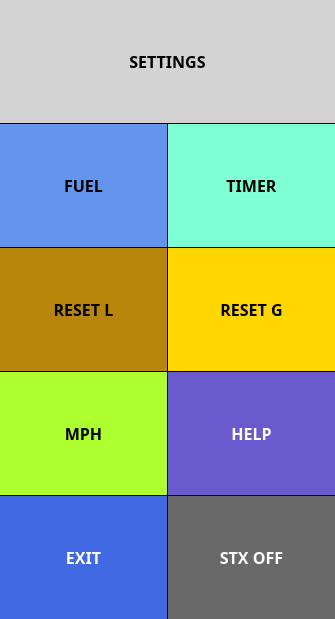
UnexplodedMinds/Stratofier, file ui/MenuDialog.ui: the form before one commit.
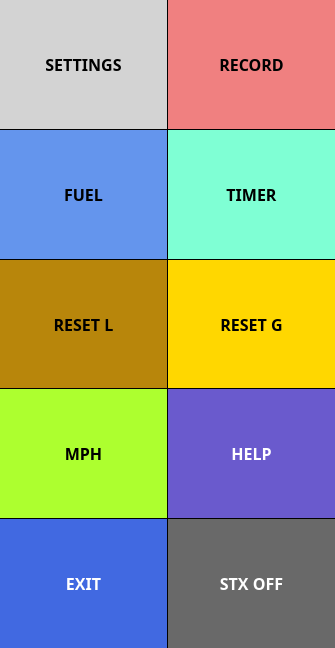
The form after the commit.

Commit message: UI improvements and darken background for dialogs.

```diff
--- a/ui/MenuDialog.ui
+++ b/ui/MenuDialog.ui
@@ -7,7 +7,7 @@
     <x>0</x>
     <y>0</y>
     <width>335</width>
-    <height>619</height>
+    <height>648</height>
    </rect>
   </property>
   <property name="sizePolicy">
@@ -124,49 +124,7 @@
    <property name="spacing">
     <number>1</number>
    </property>
-   <item row="15" column="1">
-    <widget class="QPushButton" name="m_pExitStratofierButton">
-     <property name="sizePolicy">
-      <sizepolicy hsizetype="MinimumExpanding" vsizetype="MinimumExpanding">
-       <horstretch>0</horstretch>
-       <verstretch>0</verstretch>
-      </sizepolicy>
-     </property>
-     <property name="font">
-      <font>
-       <family>Droid Sans</family>
-       <pointsize>12</pointsize>
-       <weight>75</weight>
-       <bold>true</bold>
-      </font>
-     </property>
-     <property name="autoFillBackground">
-      <bool>false</bool>
-     </property>
-     <property name="styleSheet">
-      <string notr="true">QPushButton
-{
-	border: none;
-	background-color: RoyalBlue;
-	color: white;
-}
-QPushButton::pressed
-{
-	border: none;
-	background-color: CornflowerBlue;
-	color: black;
-}
-</string>
-     </property>
-     <property name="text">
-      <string>EXIT</string>
-     </property>
-     <property name="autoDefault">
-      <bool>false</bool>
-     </property>
-    </widget>
-   </item>
-   <item row="2" column="1">
+   <item row="3" column="1">
     <widget class="QPushButton" name="m_pFuelButton">
      <property name="sizePolicy">
       <sizepolicy hsizetype="MinimumExpanding" vsizetype="MinimumExpanding">
@@ -208,8 +166,8 @@
      </property>
     </widget>
    </item>
-   <item row="2" column="2">
-    <widget class="QPushButton" name="m_pTimerButton">
+   <item row="4" column="1">
+    <widget class="QPushButton" name="m_pResetLevelButton">
      <property name="sizePolicy">
       <sizepolicy hsizetype="MinimumExpanding" vsizetype="MinimumExpanding">
        <horstretch>0</horstretch>
@@ -232,7 +190,7 @@
 {
 	border: none;
 	color: black;
-	background-color: Aquamarine;
+	background-color: DarkGoldenrod;
 }
 QPushButton::pressed
 {
@@ -243,14 +201,14 @@
 </string>
      </property>
      <property name="text">
-      <string>TIMER</string>
+      <string>RESET L</string>
      </property>
      <property name="autoDefault">
       <bool>false</bool>
      </property>
     </widget>
    </item>
-   <item row="6" column="1">
+   <item row="7" column="1">
     <widget class="QPushButton" name="m_pUnitsAirspeedButton">
      <property name="sizePolicy">
       <sizepolicy hsizetype="MinimumExpanding" vsizetype="MinimumExpanding">
@@ -289,76 +247,7 @@
      </property>
     </widget>
    </item>
-   <item row="3" column="1">
-    <widget class="QPushButton" name="m_pResetLevelButton">
-     <property name="sizePolicy">
-      <sizepolicy hsizetype="MinimumExpanding" vsizetype="MinimumExpanding">
-       <horstretch>0</horstretch>
-       <verstretch>0</verstretch>
-      </sizepolicy>
-     </property>
-     <property name="font">
-      <font>
-       <family>Droid Sans</family>
-       <pointsize>12</pointsize>
-       <weight>75</weight>
-       <bold>true</bold>
-      </font>
-     </property>
-     <property name="autoFillBackground">
-      <bool>false</bool>
-     </property>
-     <property name="styleSheet">
-      <string notr="true">QPushButton
-{
-	border: none;
-	color: black;
-	background-color: DarkGoldenrod;
-}
-QPushButton::pressed
-{
-	border: none;
-	color: black;
-	background-color: LightGray;
-}
-</string>
-     </property>
-     <property name="text">
-      <string>RESET L</string>
-     </property>
-     <property name="autoDefault">
-      <bool>false</bool>
-     </property>
-    </widget>
-   </item>
-   <item row="15" column="2">
-    <widget class="QPushButton" name="m_pExitButton">
-     <property name="sizePolicy">
-      <sizepolicy hsizetype="MinimumExpanding" vsizetype="MinimumExpanding">
-       <horstretch>0</horstretch>
-       <verstretch>0</verstretch>
-      </sizepolicy>
-     </property>
-     <property name="font">
-      <font>
-       <family>Droid Sans</family>
-       <pointsize>12</pointsize>
-       <weight>75</weight>
-       <bold>true</bold>
-      </font>
-     </property>
-     <property name="autoFillBackground">
-      <bool>false</bool>
-     </property>
-     <property name="text">
-      <string>STX OFF</string>
-     </property>
-     <property name="autoDefault">
-      <bool>false</bool>
-     </property>
-    </widget>
-   </item>
-   <item row="3" column="2">
+   <item row="4" column="2">
     <widget class="QPushButton" name="m_pResetGMeterButton">
      <property name="sizePolicy">
       <sizepolicy hsizetype="MinimumExpanding" vsizetype="MinimumExpanding">
@@ -400,7 +289,76 @@
      </property>
     </widget>
    </item>
-   <item row="6" column="2">
+   <item row="16" column="1">
+    <widget class="QPushButton" name="m_pExitStratofierButton">
+     <property name="sizePolicy">
+      <sizepolicy hsizetype="MinimumExpanding" vsizetype="MinimumExpanding">
+       <horstretch>0</horstretch>
+       <verstretch>0</verstretch>
+      </sizepolicy>
+     </property>
+     <property name="font">
+      <font>
+       <family>Droid Sans</family>
+       <pointsize>12</pointsize>
+       <weight>75</weight>
+       <bold>true</bold>
+      </font>
+     </property>
+     <property name="autoFillBackground">
+      <bool>false</bool>
+     </property>
+     <property name="styleSheet">
+      <string notr="true">QPushButton
+{
+	border: none;
+	background-color: RoyalBlue;
+	color: white;
+}
+QPushButton::pressed
+{
+	border: none;
+	background-color: CornflowerBlue;
+	color: black;
+}
+</string>
+     </property>
+     <property name="text">
+      <string>EXIT</string>
+     </property>
+     <property name="autoDefault">
+      <bool>false</bool>
+     </property>
+    </widget>
+   </item>
+   <item row="16" column="2">
+    <widget class="QPushButton" name="m_pExitButton">
+     <property name="sizePolicy">
+      <sizepolicy hsizetype="MinimumExpanding" vsizetype="MinimumExpanding">
+       <horstretch>0</horstretch>
+       <verstretch>0</verstretch>
+      </sizepolicy>
+     </property>
+     <property name="font">
+      <font>
+       <family>Droid Sans</family>
+       <pointsize>12</pointsize>
+       <weight>75</weight>
+       <bold>true</bold>
+      </font>
+     </property>
+     <property name="autoFillBackground">
+      <bool>false</bool>
+     </property>
+     <property name="text">
+      <string>STX OFF</string>
+     </property>
+     <property name="autoDefault">
+      <bool>false</bool>
+     </property>
+    </widget>
+   </item>
+   <item row="7" column="2">
     <widget class="QPushButton" name="m_pHelpButton">
      <property name="sizePolicy">
       <sizepolicy hsizetype="MinimumExpanding" vsizetype="MinimumExpanding">
@@ -442,7 +400,97 @@
      </property>
     </widget>
    </item>
-   <item row="1" column="1" colspan="2">
+   <item row="3" column="2">
+    <widget class="QPushButton" name="m_pTimerButton">
+     <property name="sizePolicy">
+      <sizepolicy hsizetype="MinimumExpanding" vsizetype="MinimumExpanding">
+       <horstretch>0</horstretch>
+       <verstretch>0</verstretch>
+      </sizepolicy>
+     </property>
+     <property name="font">
+      <font>
+       <family>Droid Sans</family>
+       <pointsize>12</pointsize>
+       <weight>75</weight>
+       <bold>true</bold>
+      </font>
+     </property>
+     <property name="autoFillBackground">
+      <bool>false</bool>
+     </property>
+     <property name="styleSheet">
+      <string notr="true">QPushButton
+{
+	border: none;
+	color: black;
+	background-color: Aquamarine;
+}
+QPushButton::pressed
+{
+	border: none;
+	color: black;
+	background-color: CadetBlue;
+}
+</string>
+     </property>
+     <property name="text">
+      <string>TIMER</string>
+     </property>
+     <property name="autoDefault">
+      <bool>false</bool>
+     </property>
+    </widget>
+   </item>
+   <item row="2" column="2">
+    <widget class="QPushButton" name="m_pRecFlightButton">
+     <property name="sizePolicy">
+      <sizepolicy hsizetype="MinimumExpanding" vsizetype="MinimumExpanding">
+       <horstretch>0</horstretch>
+       <verstretch>0</verstretch>
+      </sizepolicy>
+     </property>
+     <property name="font">
+      <font>
+       <family>Droid Sans</family>
+       <pointsize>12</pointsize>
+       <weight>75</weight>
+       <bold>true</bold>
+      </font>
+     </property>
+     <property name="autoFillBackground">
+      <bool>false</bool>
+     </property>
+     <property name="styleSheet">
+      <string notr="true">QPushButton
+{
+	border: none;
+	color: black;
+	background-color: LightCoral;
+}
+QPushButton::pressed
+{
+	border: none;
+	color: black;
+	background-color: IndianRed;
+}
+</string>
+     </property>
+     <property name="text">
+      <string>RECORD</string>
+     </property>
+     <property name="checkable">
+      <bool>false</bool>
+     </property>
+     <property name="checked">
+      <bool>false</bool>
+     </property>
+     <property name="autoDefault">
+      <bool>false</bool>
+     </property>
+    </widget>
+   </item>
+   <item row="2" column="1">
     <widget class="QPushButton" name="m_pSettingsButton">
      <property name="sizePolicy">
       <sizepolicy hsizetype="MinimumExpanding" vsizetype="MinimumExpanding">
```
Left out of the diff: 4 changed lines with no effect on the pictures. The commit also changes 20 other files.
